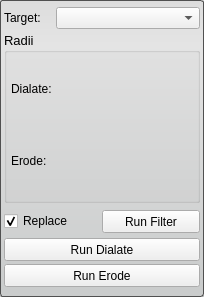
Old version of the form Interface/ToolInterface/BinaryDilateErodeFilterInterface.ui in the repository jessdtate/Seg3D.
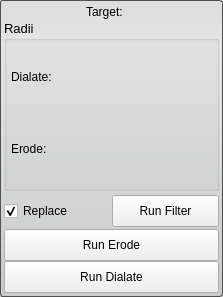
New version of the form.

```diff
--- a/Interface/ToolInterface/BinaryDilateErodeFilterInterface.ui
+++ b/Interface/ToolInterface/BinaryDilateErodeFilterInterface.ui
@@ -6,7 +6,7 @@
    <rect>
     <x>0</x>
     <y>0</y>
-    <width>204</width>
+    <width>223</width>
     <height>297</height>
    </rect>
   </property>
@@ -52,39 +52,29 @@
     <number>4</number>
    </property>
    <item>
-    <layout class="QHBoxLayout" name="activeHLayout" stretch="1,3">
+    <layout class="QHBoxLayout" name="activeHLayout" stretch="1">
      <property name="spacing">
       <number>4</number>
      </property>
      <item>
       <widget class="QLabel" name="activeLabel">
        <property name="sizePolicy">
-        <sizepolicy hsizetype="Preferred" vsizetype="Preferred">
+        <sizepolicy hsizetype="Fixed" vsizetype="Preferred">
          <horstretch>0</horstretch>
          <verstretch>0</verstretch>
         </sizepolicy>
        </property>
+       <property name="minimumSize">
+        <size>
+         <width>50</width>
+         <height>0</height>
+        </size>
+       </property>
        <property name="text">
         <string>Target:</string>
        </property>
       </widget>
      </item>
-     <item>
-      <widget class="QComboBox" name="targetComboBox">
-       <property name="sizePolicy">
-        <sizepolicy hsizetype="Preferred" vsizetype="Fixed">
-         <horstretch>0</horstretch>
-         <verstretch>0</verstretch>
-        </sizepolicy>
-       </property>
-       <property name="sizeAdjustPolicy">
-        <enum>QComboBox::AdjustToMinimumContentsLength</enum>
-       </property>
-       <property name="minimumContentsLength">
-        <number>12</number>
-       </property>
-      </widget>
-     </item>
     </layout>
    </item>
    <item>
@@ -184,6 +174,12 @@
          <verstretch>0</verstretch>
         </sizepolicy>
        </property>
+       <property name="minimumSize">
+        <size>
+         <width>0</width>
+         <height>32</height>
+        </size>
+       </property>
        <property name="text">
         <string>Replace</string>
        </property>
@@ -200,10 +196,16 @@
          <verstretch>0</verstretch>
         </sizepolicy>
        </property>
+       <property name="minimumSize">
+        <size>
+         <width>0</width>
+         <height>32</height>
+        </size>
+       </property>
        <property name="maximumSize">
         <size>
          <width>16777215</width>
-         <height>23</height>
+         <height>32</height>
         </size>
        </property>
        <property name="text">
@@ -214,41 +216,89 @@
     </layout>
    </item>
    <item>
-    <widget class="QPushButton" name="dialateButton">
-     <property name="sizePolicy">
-      <sizepolicy hsizetype="Preferred" vsizetype="Fixed">
-       <horstretch>0</horstretch>
-       <verstretch>0</verstretch>
-      </sizepolicy>
-     </property>
-     <property name="maximumSize">
+    <widget class="QWidget" name="widget_2" native="true">
+     <property name="minimumSize">
       <size>
-       <width>16777215</width>
-       <height>23</height>
+       <width>0</width>
+       <height>32</height>
       </size>
      </property>
-     <property name="text">
-      <string>Run Dialate</string>
-     </property>
+     <layout class="QHBoxLayout" name="horizontalLayout_2">
+      <property name="spacing">
+       <number>0</number>
+      </property>
+      <property name="margin">
+       <number>0</number>
+      </property>
+      <item>
+       <widget class="QPushButton" name="erodeButton">
+        <property name="sizePolicy">
+         <sizepolicy hsizetype="Preferred" vsizetype="Fixed">
+          <horstretch>0</horstretch>
+          <verstretch>0</verstretch>
+         </sizepolicy>
+        </property>
+        <property name="minimumSize">
+         <size>
+          <width>0</width>
+          <height>32</height>
+         </size>
+        </property>
+        <property name="maximumSize">
+         <size>
+          <width>16777215</width>
+          <height>32</height>
+         </size>
+        </property>
+        <property name="text">
+         <string>Run Erode</string>
+        </property>
+       </widget>
+      </item>
+     </layout>
     </widget>
    </item>
    <item>
-    <widget class="QPushButton" name="erodeButton">
-     <property name="sizePolicy">
-      <sizepolicy hsizetype="Preferred" vsizetype="Fixed">
-       <horstretch>0</horstretch>
-       <verstretch>0</verstretch>
-      </sizepolicy>
-     </property>
-     <property name="maximumSize">
+    <widget class="QWidget" name="widget" native="true">
+     <property name="minimumSize">
       <size>
-       <width>16777215</width>
-       <height>23</height>
+       <width>0</width>
+       <height>32</height>
       </size>
      </property>
-     <property name="text">
-      <string>Run Erode</string>
-     </property>
+     <layout class="QHBoxLayout" name="horizontalLayout">
+      <property name="spacing">
+       <number>0</number>
+      </property>
+      <property name="margin">
+       <number>0</number>
+      </property>
+      <item>
+       <widget class="QPushButton" name="dialateButton">
+        <property name="sizePolicy">
+         <sizepolicy hsizetype="Preferred" vsizetype="Fixed">
+          <horstretch>0</horstretch>
+          <verstretch>0</verstretch>
+         </sizepolicy>
+        </property>
+        <property name="minimumSize">
+         <size>
+          <width>0</width>
+          <height>32</height>
+         </size>
+        </property>
+        <property name="maximumSize">
+         <size>
+          <width>16777215</width>
+          <height>32</height>
+         </size>
+        </property>
+        <property name="text">
+         <string>Run Dialate</string>
+        </property>
+       </widget>
+      </item>
+     </layout>
     </widget>
    </item>
   </layout>
```
